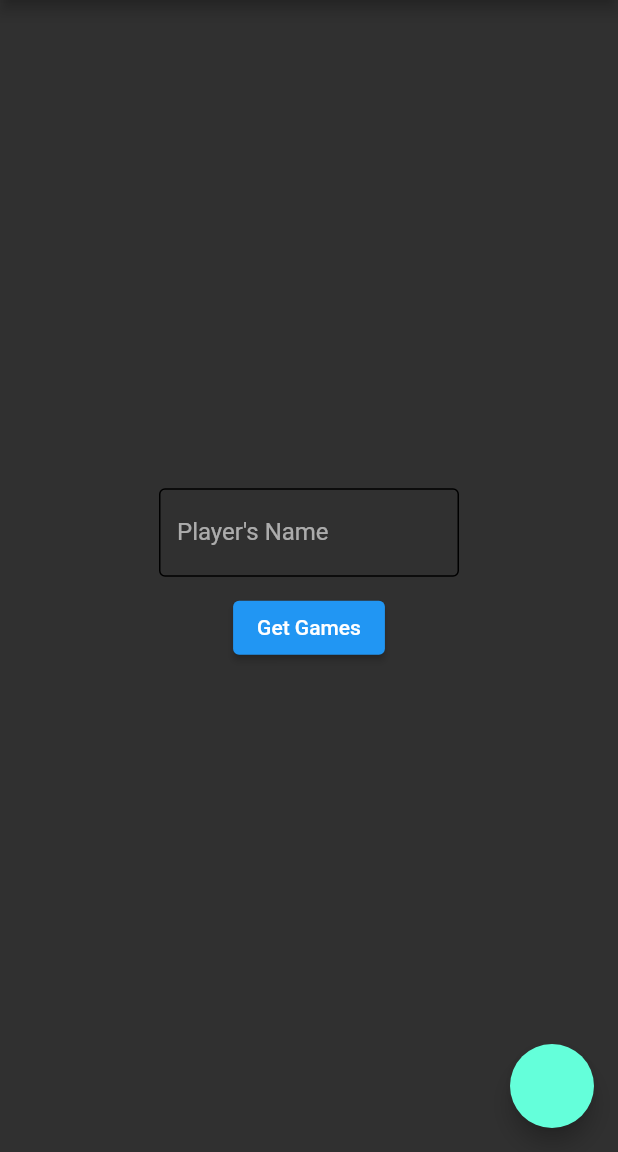
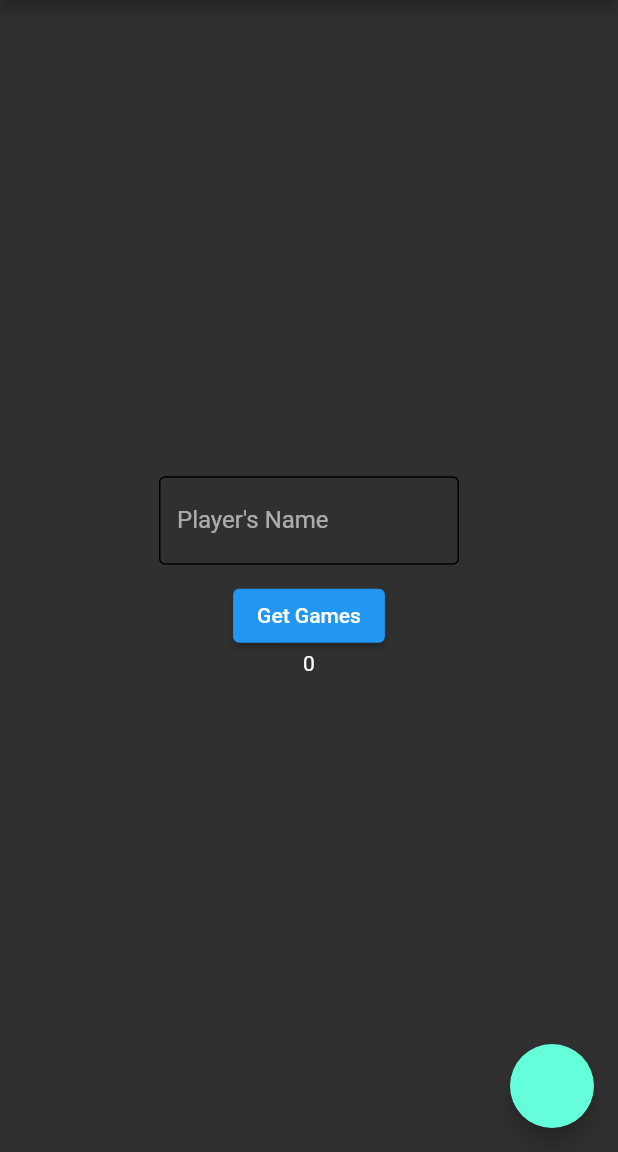
Before and after one commit to joseildofilho/ChessTable, a Flutter app: the screen it shows after launch, on a phone screen of 412 x 824 dp, the part 84-1236 px from its top. Run offline on Flutter 3.47's test engine with Material 2 defaults, Android fonts, the phone set to English and light mode, and no system bars; our stand-ins replace dio, equatable, rxdart; missing offline and left inert: chess, flutter_stateless_chessboard.

Commit message:
getting games online

```diff
--- /dev/null
+++ b/lib/download_games_forms_widget.dart
@@ -0,0 +1,47 @@
+import 'package:chesstable/main.dart';
+import 'package:flutter/material.dart';
+
+class DownloadGamesForm extends StatefulWidget {
+  DownloadGamesForm(this.gamesStream);
+
+  final Stream<Progress<String>> gamesStream;
+
+  @override
+  _DownloadGamesFormState createState() => _DownloadGamesFormState();
+}
+
+class _DownloadGamesFormState extends State<DownloadGamesForm> {
+  final Set<String> games = {};
+
+  @override
+  Widget build(BuildContext context) => StreamBuilder<Progress<String>>(
+      stream: widget.gamesStream,
+      builder: (context, snapshot) {
+        final data = snapshot.data;
+        if (data is ProcessingPartialResult<String>) games.add(data.data);
+        return Form(
+          child: Container(
+            width: 200,
+            child: Column(
+              children: [
+                TextFormField(
+                  decoration: InputDecoration(
+                    labelText: "Player's Name",
+                    enabledBorder: OutlineInputBorder(),
+                    focusedBorder: OutlineInputBorder(),
+                  ),
+                ),
+                SizedBox(height: 10),
+                ElevatedButton(
+                  child: Text("Get Games"),
+                  onPressed: () async {},
+                ),
+                Text('${games.length}'),
+                if (!(data is Done || data is Initial))
+                  CircularProgressIndicator(),
+              ],
+            ),
+          ),
+        );
+      });
+}
--- a/lib/main.dart
+++ b/lib/main.dart
@@ -1,6 +1,11 @@
+import 'package:chesstable/services/lichess.dart';
+import 'package:dio/dio.dart';
 import 'package:equatable/equatable.dart';
 import 'package:flutter/material.dart';
 import 'dart:async';
+import 'package:rxdart/rxdart.dart';
+
+import 'download_games_forms_widget.dart';
 
 void main() {
   runApp(ChessTable());
@@ -32,23 +37,7 @@ class DownloadGamesPage extends StatelessWidget {
         mainAxisAlignment: MainAxisAlignment.center,
         children: [
           Center(
-            child: StreamBuilder(
-              stream: downloadGamesPage.games,
-              builder: (BuildContext context,
-                  AsyncSnapshot<Progress<String>> snapshot) {
-                if (snapshot.hasData) {
-                  final data = snapshot.data;
-                  if (data is Initial)
-                    return DownloadGamesForm();
-                  else if (data is Processing)
-                    return Center(child: CircularProgressIndicator());
-                  else
-                    return Container(
-                        height: 300, width: 300, color: Colors.red);
-                }
-                return Container();
-              },
-            ),
+            child: DownloadGamesForm(downloadGamesPage.games),
           )
         ],
       ),
@@ -57,41 +46,19 @@ class DownloadGamesPage extends StatelessWidget {
       }));
 }
 
-class DownloadGamesForm extends StatelessWidget {
-  @override
-  Widget build(BuildContext context) => Form(
-        child: Container(
-          width: 200,
-          child: Column(
-            children: [
-              TextFormField(
-                decoration: InputDecoration(
-                  labelText: "Player's Name",
-                  enabledBorder: OutlineInputBorder(),
-                  focusedBorder: OutlineInputBorder(),
-                ),
-              ),
-              SizedBox(height: 10),
-              ElevatedButton(
-                child: Text("Get Games"),
-                onPressed: () {},
-              ),
-            ],
-          ),
-        ),
-      );
-}
-
 class DownloadGamesController {
   late StreamController<Progress<String>> _gamesDownloadProgress =
       StreamController()..sink.add(Initial());
 
   Stream<Progress<String>> get games => this._gamesDownloadProgress.stream;
 
+  final Set<String> _games = {};
+
   void startDownload() async {
-    this._gamesDownloadProgress.sink.add(Processing());
-    await Future.delayed(Duration(seconds: 10));
-    this._gamesDownloadProgress.sink.add(Done(data: ''));
+    final Stream<String> data = await getAllGamesFrom('joseildo');
+    _gamesDownloadProgress.sink.addStream(data
+        .map<Progress<String>>((s) => ProcessingPartialResult(data: s))
+        .endWith(Done(data: '')));
   }
 
   dispose() {
@@ -107,6 +74,15 @@ class Initial<T> extends Progress<T> {
 }
 
 class Processing<T> extends Progress<T> {
+  @override
+  List<Object?> get props => [];
+}
+
+class ProcessingPartialResult<T> extends Progress<T> {
+  final T data;
+
+  ProcessingPartialResult({required this.data});
+
   @override
   List<Object?> get props => [];
 }
--- a/pubspec.yaml
+++ b/pubspec.yaml
@@ -18,6 +18,7 @@ dependencies:
   rxdart: ^0.27.1
   equatable: ^2.0.3
   provider: ^5.0.0
+  dio: ^4.0.0
 
 dev_dependencies:
   flutter_test:
```
Also changed, not shown: lib/services/lichess.dart (added, +9 -0 lines), pubspec.lock.
